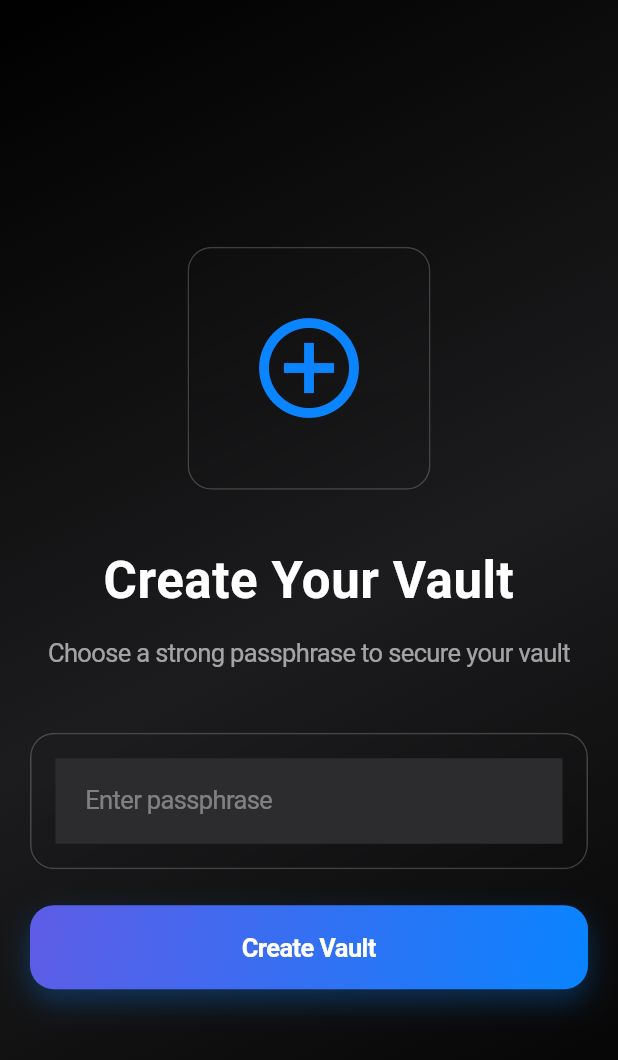
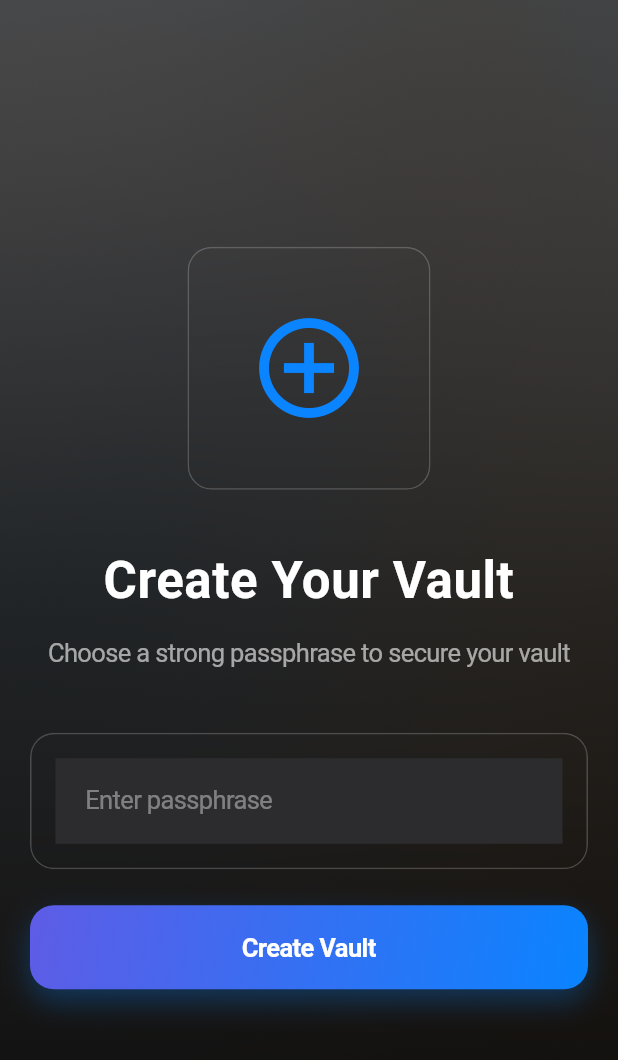
Before and after one commit to tahsinmert/luma-app, a Flutter app: the OnboardingScreen screen opened directly, after a tap on "Create Vault", on a phone screen of 412 x 824 dp. Shown: the top 1060 px of the screen. Run offline on Flutter 3.47's test engine with Material 3 defaults, Android fonts, the phone set to English and light mode, and no system bars; our stand-ins replace drift, file_picker, flutter_riverpod, flutter_secure_storage, image_picker, local_auth; missing offline and left inert: cryptography, encrypt; accounts and stored records are empty; generated files the repository leaves out were written again; Roboto replaces fonts that are missing (SF Pro Display, SF Pro Text).

Commit message:
feat: Add iOS 26-inspired background image to all screens
- Create AppBackground widget with gradient overlay
- Add background.png to assets
- Apply background to all main screens:
  - Onboarding
  - Vault Unlock
  - Home Dashboard
  - Search
  - Entry Detail
- Use gradient overlay for glassmorphism compatibility
- Maintain iOS 26 design language consistency

```diff
--- /dev/null
+++ b/lib/core/widgets/app_background.dart
@@ -0,0 +1,41 @@
+import 'package:flutter/material.dart';
+import '../theme/app_colors.dart';
+
+class AppBackground extends StatelessWidget {
+  final Widget child;
+  final bool useGradientOverlay;
+
+  const AppBackground({
+    super.key,
+    required this.child,
+    this.useGradientOverlay = true,
+  });
+
+  @override
+  Widget build(BuildContext context) {
+    return Stack(
+      fit: StackFit.expand,
+      children: [
+        Image.asset(
+          'assets/images/background.png',
+          fit: BoxFit.cover,
+        ),
+        if (useGradientOverlay)
+          Container(
+            decoration: BoxDecoration(
+              gradient: LinearGradient(
+                begin: Alignment.topCenter,
+                end: Alignment.bottomCenter,
+                colors: [
+                  AppColors.backgroundPrimary.withOpacity(0.7),
+                  AppColors.backgroundPrimary.withOpacity(0.85),
+                  AppColors.backgroundPrimary.withOpacity(0.95),
+                ],
+              ),
+            ),
+          ),
+        child,
+      ],
+    );
+  }
+}
--- a/lib/presentation/screens/entry_detail/entry_detail_screen.dart
+++ b/lib/presentation/screens/entry_detail/entry_detail_screen.dart
@@ -3,6 +3,7 @@ import 'package:flutter_riverpod/flutter_riverpod.dart';
 import '../../../core/theme/app_colors.dart';
 import '../../../core/theme/app_typography.dart';
 import '../../../core/theme/app_spacing.dart';
+import '../../../core/widgets/app_background.dart';
 import '../../../domain/entities/vault_entry.dart';
 import '../../providers/vault_providers.dart';
 import 'package:intl/intl.dart';
@@ -83,7 +84,6 @@ class _EntryDetailScreenState extends ConsumerState<EntryDetailScreen> {
   @override
   Widget build(BuildContext context) {
     return Scaffold(
-      backgroundColor: AppColors.backgroundPrimary,
       appBar: AppBar(
         backgroundColor: Colors.transparent,
         elevation: 0,
@@ -116,7 +116,8 @@ class _EntryDetailScreenState extends ConsumerState<EntryDetailScreen> {
             ),
         ],
       ),
-      body: SafeArea(
+      body: AppBackground(
+        child: SafeArea(
         child: SingleChildScrollView(
           padding: const EdgeInsets.all(AppSpacing.pagePadding),
           child: Column(
@@ -189,6 +190,7 @@ class _EntryDetailScreenState extends ConsumerState<EntryDetailScreen> {
             ],
           ),
         ),
+        ),
       ),
     );
   }
--- a/lib/presentation/screens/home/home_screen.dart
+++ b/lib/presentation/screens/home/home_screen.dart
@@ -6,6 +6,7 @@ import '../../../core/theme/app_typography.dart';
 import '../../../core/theme/app_spacing.dart';
 import '../../../core/widgets/glass_card.dart';
 import '../../../core/widgets/primary_button.dart';
+import '../../../core/widgets/app_background.dart';
 import '../../../domain/entities/vault_entry.dart';
 import '../../../domain/entities/entry_type.dart';
 import '../../providers/vault_providers.dart';
@@ -21,17 +22,7 @@ class HomeScreen extends ConsumerWidget {
     final entriesAsync = ref.watch(entriesProvider);
 
     return Scaffold(
-      body: Container(
-        decoration: const BoxDecoration(
-          gradient: LinearGradient(
-            begin: Alignment.topCenter,
-            end: Alignment.bottomCenter,
-            colors: [
-              AppColors.backgroundPrimary,
-              AppColors.backgroundSecondary,
-            ],
-          ),
-        ),
+      body: AppBackground(
         child: SafeArea(
           child: CustomScrollView(
             slivers: [
--- a/lib/presentation/screens/onboarding/onboarding_screen.dart
+++ b/lib/presentation/screens/onboarding/onboarding_screen.dart
@@ -5,6 +5,7 @@ import '../../../core/theme/app_typography.dart';
 import '../../../core/theme/app_spacing.dart';
 import '../../../core/widgets/glass_card.dart';
 import '../../../core/widgets/primary_button.dart';
+import '../../../core/widgets/app_background.dart';
 import '../vault_unlock/vault_unlock_screen.dart';
 
 class OnboardingScreen extends ConsumerStatefulWidget {
@@ -48,18 +49,7 @@ class _OnboardingScreenState extends ConsumerState<OnboardingScreen> {
   @override
   Widget build(BuildContext context) {
     return Scaffold(
-      body: Container(
-        decoration: const BoxDecoration(
-          gradient: LinearGradient(
-            begin: Alignment.topLeft,
-            end: Alignment.bottomRight,
-            colors: [
-              AppColors.backgroundPrimary,
-              AppColors.darkGray,
-              AppColors.backgroundPrimary,
-            ],
-          ),
-        ),
+      body: AppBackground(
         child: SafeArea(
           child: Padding(
             padding: const EdgeInsets.all(AppSpacing.pagePadding),
--- a/lib/presentation/screens/search/search_screen.dart
+++ b/lib/presentation/screens/search/search_screen.dart
@@ -4,6 +4,7 @@ import '../../../core/theme/app_colors.dart';
 import '../../../core/theme/app_typography.dart';
 import '../../../core/theme/app_spacing.dart';
 import '../../../core/widgets/glass_card.dart';
+import '../../../core/widgets/app_background.dart';
 import '../../../domain/entities/entry_type.dart';
 import '../../providers/vault_providers.dart';
 import '../entry_detail/entry_detail_screen.dart';
@@ -31,7 +32,6 @@ class _SearchScreenState extends ConsumerState<SearchScreen> {
     final searchResults = ref.watch(searchResultsProvider);
 
     return Scaffold(
-      backgroundColor: AppColors.backgroundPrimary,
       appBar: AppBar(
         backgroundColor: Colors.transparent,
         elevation: 0,
@@ -41,7 +41,8 @@ class _SearchScreenState extends ConsumerState<SearchScreen> {
         ),
         title: Text('Search', style: AppTypography.title2),
       ),
-      body: SafeArea(
+      body: AppBackground(
+        child: SafeArea(
         child: Column(
           children: [
             // Search field
@@ -235,6 +236,7 @@ class _SearchScreenState extends ConsumerState<SearchScreen> {
             ),
           ],
         ),
+        ),
       ),
     );
   }
--- a/lib/presentation/screens/vault_unlock/vault_unlock_screen.dart
+++ b/lib/presentation/screens/vault_unlock/vault_unlock_screen.dart
@@ -6,6 +6,7 @@ import '../../../core/theme/app_spacing.dart';
 import '../../../core/widgets/glass_card.dart';
 import '../../../core/widgets/primary_button.dart';
 import '../../../core/widgets/secondary_button.dart';
+import '../../../core/widgets/app_background.dart';
 import '../../providers/vault_providers.dart';
 import '../home/home_screen.dart';
 
@@ -98,18 +99,7 @@ class _VaultUnlockScreenState extends ConsumerState<VaultUnlockScreen> {
     final vaultState = ref.watch(vaultNotifierProvider);
 
     return Scaffold(
-      body: Container(
-        decoration: const BoxDecoration(
-          gradient: LinearGradient(
-            begin: Alignment.topLeft,
-            end: Alignment.bottomRight,
-            colors: [
-              AppColors.backgroundPrimary,
-              AppColors.darkGray,
-              AppColors.backgroundPrimary,
-            ],
-          ),
-        ),
+      body: AppBackground(
         child: SafeArea(
           child: Padding(
             padding: const EdgeInsets.all(AppSpacing.pagePadding),
```
Also changed, not shown: assets/images/background.png (added), 1 other file.
